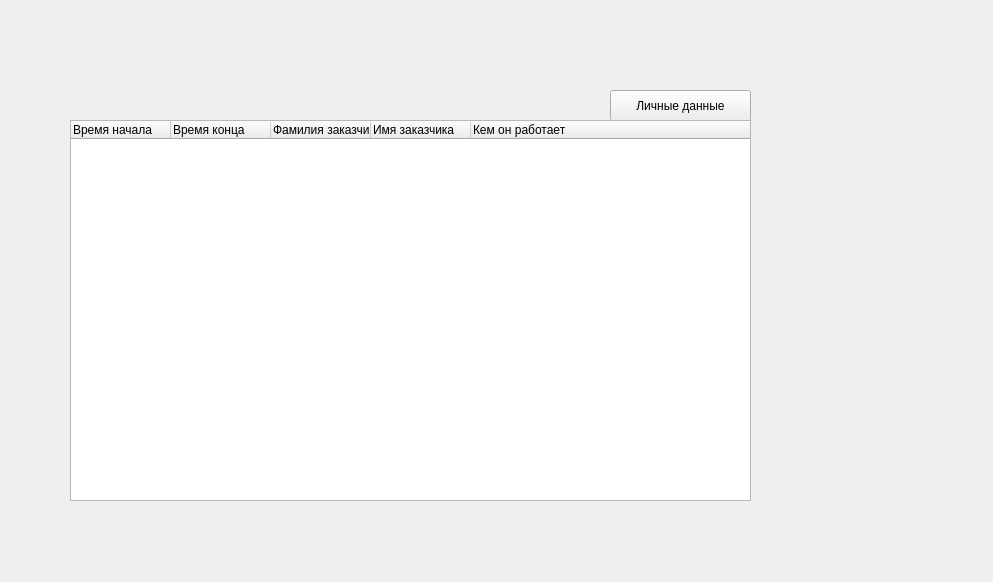
Qt form Layout/StaffWindow.ui (TeflonDervish/Coursework) before a commit.
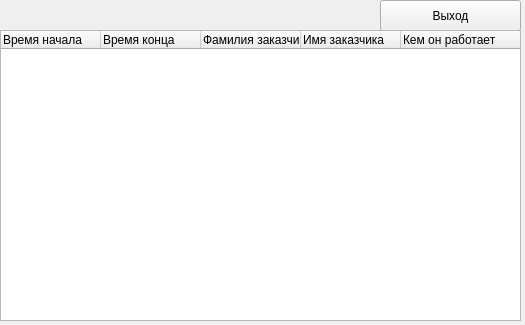
The same form after that commit.

What changed in the file:
```diff
--- a/Layout/StaffWindow.ui
+++ b/Layout/StaffWindow.ui
@@ -6,8 +6,8 @@
    <rect>
     <x>0</x>
     <y>0</y>
-    <width>993</width>
-    <height>582</height>
+    <width>525</width>
+    <height>325</height>
    </rect>
   </property>
   <property name="windowTitle">
@@ -17,23 +17,23 @@
    <widget class="QPushButton" name="pushButton">
     <property name="geometry">
      <rect>
-      <x>610</x>
-      <y>90</y>
+      <x>380</x>
+      <y>0</y>
       <width>141</width>
       <height>31</height>
      </rect>
     </property>
     <property name="text">
-     <string>Личные данные</string>
+     <string>Выход</string>
     </property>
    </widget>
    <widget class="QTreeWidget" name="treeWidget">
     <property name="geometry">
      <rect>
-      <x>70</x>
-      <y>120</y>
-      <width>681</width>
-      <height>381</height>
+      <x>0</x>
+      <y>30</y>
+      <width>521</width>
+      <height>291</height>
      </rect>
     </property>
     <column>
```
